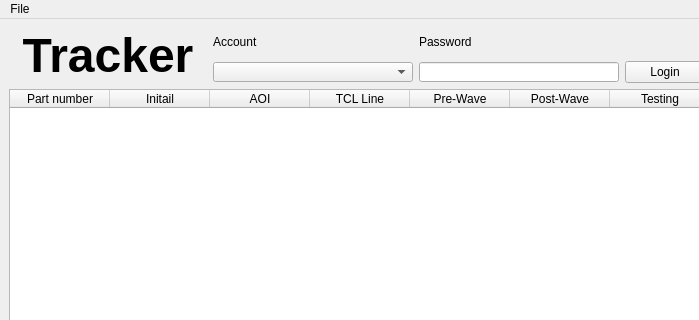
Before: the Qt Designer form basic_ui.ui in abhiyada01/ATracker, drawn with Qt 5; both pictures show x 0 to 699 and y 0 to 320 of the 800 by 600 pixel window.
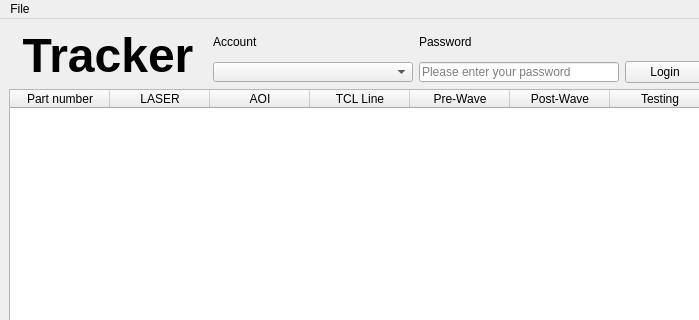
After: the same form once the commit is applied.

The edit to the form file:
```diff
--- a/basic_ui.ui
+++ b/basic_ui.ui
@@ -13,6 +13,9 @@
   <property name="windowTitle">
    <string>MainWindow</string>
   </property>
+  <property name="toolButtonStyle">
+   <enum>Qt::ToolButtonTextOnly</enum>
+  </property>
   <widget class="QWidget" name="centralwidget">
    <layout class="QGridLayout" name="gridLayout">
     <item row="0" column="0" rowspan="2">
@@ -107,6 +110,12 @@
       <property name="maxLength">
        <number>10</number>
       </property>
+      <property name="echoMode">
+       <enum>QLineEdit::Password</enum>
+      </property>
+      <property name="placeholderText">
+       <string>Please enter your password</string>
+      </property>
      </widget>
     </item>
     <item row="1" column="3">
@@ -174,7 +183,7 @@
       </column>
       <column>
        <property name="text">
-        <string>Initail</string>
+        <string>LASER</string>
        </property>
       </column>
       <column>
```
Left out of the diff: 7 changed lines with no effect on the pictures.
